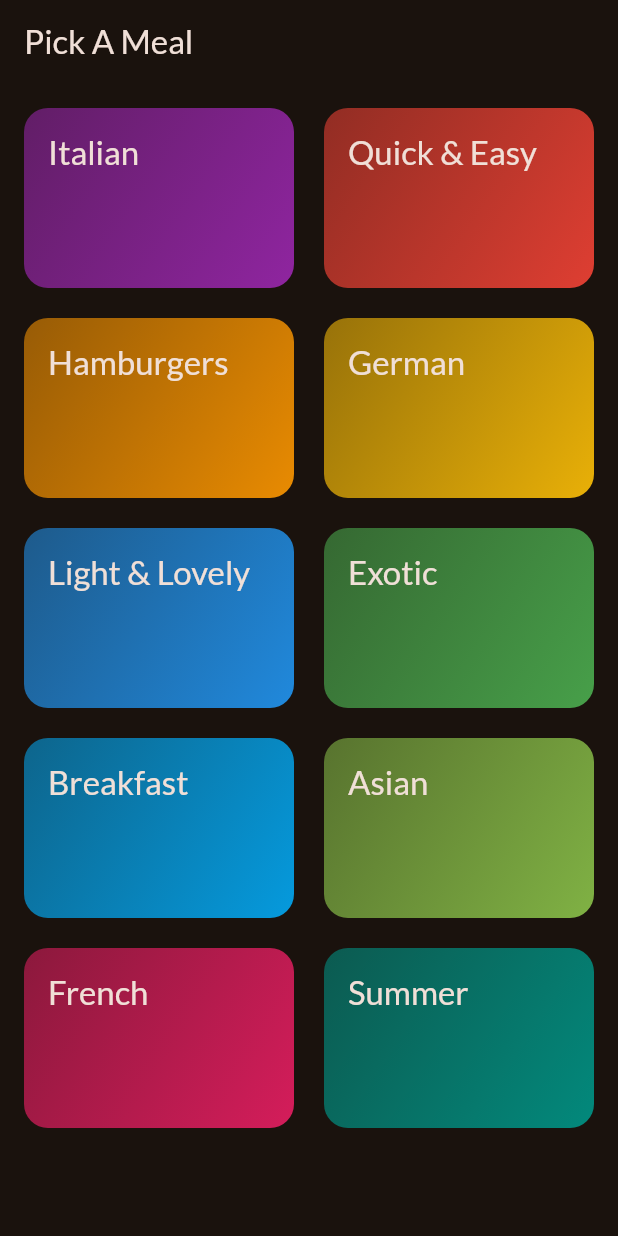
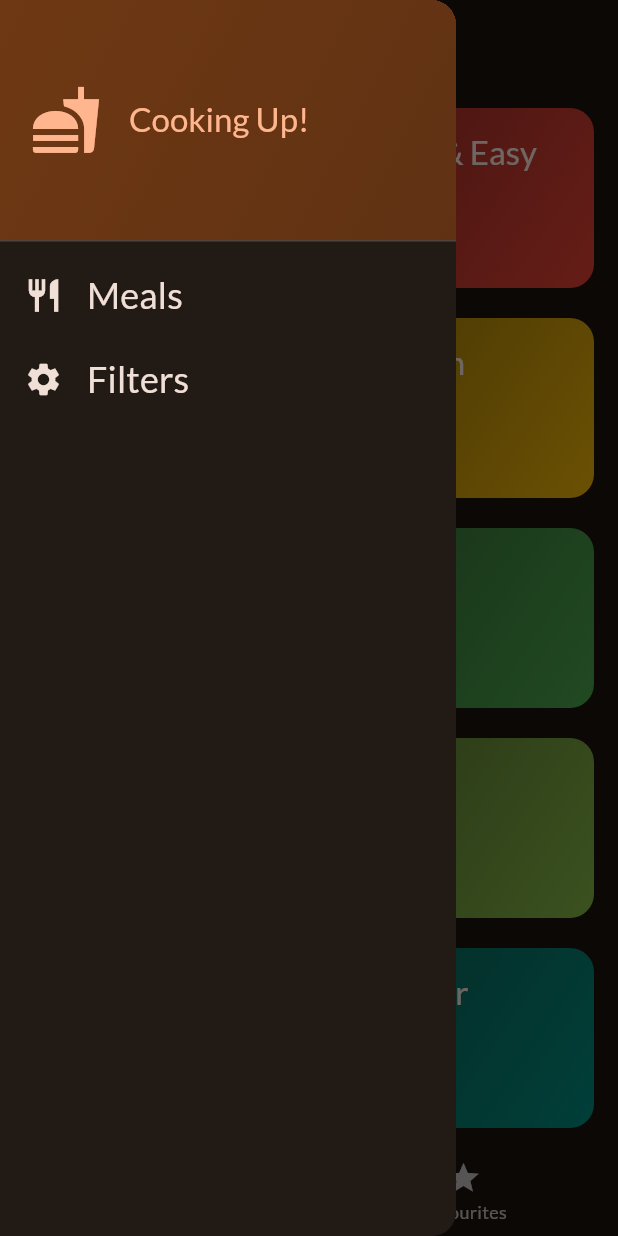
Before and after one commit to Vaish1809/Meals-App, a Flutter app: the screen it shows after launch, with the side drawer open (before the commit the screen has no drawer), on a phone screen of 412 x 824 dp. Run offline on Flutter 3.47's test engine with Material 2 defaults, Android fonts, the phone set to English and light mode, and no system bars; our stand-ins replace google_fonts, transparent_image.

Commit message:
next commit

```diff
--- a/lib/main.dart
+++ b/lib/main.dart
@@ -3,6 +3,7 @@ import 'package:flutter/material.dart';
 import 'package:google_fonts/google_fonts.dart';
 
 import 'package:meals_app/screens/categories.dart';
+import 'package:meals_app/screens/tabs.dart';
 
 
 
@@ -26,7 +27,7 @@ class App extends StatelessWidget {
   Widget build(BuildContext context) {
     return MaterialApp(
       theme: theme,
-      home: const CategoriesScreen()
+      home: const TabsScreen()
 
     );
   }
--- a/lib/screens/categories.dart
+++ b/lib/screens/categories.dart
@@ -1,34 +1,42 @@
 //category screen
 import 'package:flutter/material.dart';
 import 'package:meals_app/data/dummy_data.dart';
+import 'package:meals_app/models/meal.dart';
 import 'package:meals_app/screens/meals.dart';
 import 'package:meals_app/widgets/category_grid_item.dart';
 import 'package:meals_app/models/category.dart';
 
 class CategoriesScreen extends StatelessWidget {
-  const CategoriesScreen({super.key});
+  const CategoriesScreen({super.key, required this.onToggleFavourite,required this.availableMeals});
+  final void Function(Meal meal) onToggleFavourite;
+  final List<Meal> availableMeals;
 //we generally created a function like this in stateful widget where the ui changes
 //but here we dont change the ui but we add a scren or navigate to another screen
   void _selectCategory(BuildContext context, Category category) {
 //to navigate screen use Navigator.push its just like screens in stack push will add screen and pop will remove the screen
 // Navigator.push(context, route)//here it wants context which is available when we use stateful widget but here its not available therefore we pass a buildcontext
     //to fetch all meals belonging to certain category which is clicked and disply tht dynamically
-    final filteredMeals = dummyMeals
+    final filteredMeals = availableMeals
         .where((meal) => meal.categories.contains(category.id))
         .toList();
 
     Navigator.of(context).push(MaterialPageRoute(
-      builder: (ctx) =>  MealsScreen(meals: filteredMeals, title: category.title),
+      builder: (ctx) => MealsScreen(
+          meals: filteredMeals,
+          title: category.title,
+          onToggleFavourite: onToggleFavourite),
     ));
   }
 
   @override
   Widget build(BuildContext context) {
-    return Scaffold(
-      appBar: AppBar(
-        title: const Text("Pick A Meal"),
-      ),
-      body: GridView(
+    //when we did this we got two appbar for one screen so remove
+    // return Scaffold(
+    //   appBar: AppBar(
+    //     title: const Text("Pick A Meal"),
+    //   ),
+    // body: GridView(/
+    return GridView(
       padding: const EdgeInsets.all(16),
       gridDelegate: const SliverGridDelegateWithFixedCrossAxisCount(
         // creates a grid with fixed no of columns
@@ -47,7 +55,6 @@ class CategoriesScreen extends StatelessWidget {
             },
           )
       ],
-      ),
     );
   }
 }
--- /dev/null
+++ b/lib/screens/tabs.dart
@@ -0,0 +1,133 @@
+//this is for the navbar
+//it loads screens as other  screens in embedded screens
+//used to update screen
+
+import 'package:flutter/material.dart';
+import 'package:meals_app/data/dummy_data.dart';
+import 'package:meals_app/models/meal.dart';
+import 'package:meals_app/screens/categories.dart';
+import 'package:meals_app/screens/meals.dart';
+import 'package:meals_app/widgets/filters.dart';
+import 'package:meals_app/widgets/main_drawer.dart';
+ const kInitialFilters =
+ {
+    Filter.glutenFree: false,
+    Filter.lactoseFree: false,
+    Filter.vegan: false,
+    Filter.vegetarian: false,
+  };
+class TabsScreen extends StatefulWidget {
+  const TabsScreen({super.key});
+
+  @override
+  State<TabsScreen> createState() {
+    return _TabsScreenState();
+  }
+}
+
+class _TabsScreenState extends State<TabsScreen> {
+  //here we say tht the categroies index is 0 and the favourites index is 1
+  int _selectedPageIndex = 0;
+  void _selectPage(int index) {
+    setState(() {
+      _selectedPageIndex = index;
+    });
+  }
+
+  //get the list of favourite meals
+  final List<Meal> _favouriteMeals = [];
+  //whenever any filter is choosen we need to update these paramaeters
+  Map<Filter,bool> _selectedFilters = kInitialFilters;
+//to show a snackbar if the meal is added or not
+  void _showInfoMessage(String message) {
+    ScaffoldMessenger.of(context).clearSnackBars();
+    ScaffoldMessenger.of(context).showSnackBar(SnackBar(
+      content: Text(message),
+    ));
+  }
+
+  void _toggleMealFavouriteStatus(Meal meal) {
+    final isExisting = _favouriteMeals.contains(meal);
+    if (isExisting) {
+      setState(() {
+        _favouriteMeals.add(meal);
+        _showInfoMessage('Meal is no longer a favourite ');
+      });
+    } else {
+      setState(() {
+        _favouriteMeals.remove(meal);
+        _showInfoMessage('meal is favourite');
+      });
+    }
+  }
+
+  void _setScreen(String identifier) async {
+    Navigator.of(context).pop();
+    if (identifier == 'Filters') {
+       final result = await Navigator.of(context)
+          .push<Map<Filter, bool>>(MaterialPageRoute(builder: (ctx) => FiltersScreen(currentFilters: _selectedFilters,)
+          )
+          );
+       //_selectedFilters = result;
+       //this will just store the values but we also wantt to upate or run the build method again so tht the selected filters are applied on the categories
+    setState(() {
+      _selectedFilters = result ?? kInitialFilters ;
+    });
+    }
+
+    /// else{//we r already in the tabs screen so we jsut want to close
+    // Navigator.of(context).pop();
+    // }
+  }
+
+  @override
+  Widget build(BuildContext context) {
+    final availableMeals = dummyMeals.where((meal){
+      //chk if the my filter for gluten free is false then shpw all meals which doesnt contain gluten thereofre return false
+      if(_selectedFilters[Filter.glutenFree]! && !meal.isGlutenFree){
+        return false;
+      }
+      if(_selectedFilters[Filter.lactoseFree]! && !meal.isLactoseFree){
+        return false;
+      }
+      if(_selectedFilters[Filter.vegan]! && !meal.isVegan){
+        return false;
+      }
+      if(_selectedFilters[Filter.vegetarian]! && !meal.isVegetarian){
+        return false;
+      }
+      return true; //if any of the conditions not met return all meals
+    }).toList();
+    Widget activePage = CategoriesScreen(
+      onToggleFavourite: _toggleMealFavouriteStatus,
+      availableMeals: availableMeals,
+    );
+    var activePageTitle = 'Categories';
+
+    if (_selectedPageIndex == 1) {
+      activePage = MealsScreen(
+        meals: _favouriteMeals,
+        onToggleFavourite: _toggleMealFavouriteStatus,
+      );
+      activePageTitle = "your favourites";
+    }
+
+    return Scaffold(
+      appBar: AppBar(
+        title: Text(activePageTitle),
+      ),
+      drawer: MainDrawer(onSelectScreen: _setScreen),
+      body: activePage,
+      bottomNavigationBar: BottomNavigationBar(
+        //to highlight which tab is  selected
+        currentIndex: _selectedPageIndex,
+        onTap: _selectPage,
+        items: const [
+          BottomNavigationBarItem(
+              icon: Icon(Icons.set_meal), label: "Categories"),
+          BottomNavigationBarItem(icon: Icon(Icons.star), label: "Favourites"),
+        ],
+      ),
+    );
+  }
+}
--- /dev/null
+++ b/lib/widgets/main_drawer.dart
@@ -0,0 +1,82 @@
+
+import 'package:flutter/material.dart';
+
+class MainDrawer extends StatelessWidget {
+  const MainDrawer({super.key,required this.onSelectScreen});
+final void Function(String identifier) onSelectScreen;
+  @override
+  Widget build(BuildContext context) {
+    return Drawer(
+      child: Column(
+        children: [
+          DrawerHeader(//just like appbar on screen
+            padding: const EdgeInsets.all(20),
+            decoration: BoxDecoration(
+              gradient: LinearGradient(
+                colors: [
+                  Theme.of(context).colorScheme.primaryContainer,
+                  Theme.of(context)
+                      .colorScheme
+                      .primaryContainer
+                      .withOpacity(0.8),
+                ],
+                begin: Alignment.topLeft,
+                end: Alignment.bottomRight,
+              ),
+            ),
+            child: Row(
+              children: [
+                Icon(
+                  Icons.fastfood,
+                  size: 48,
+                  color: Theme.of(context).colorScheme.primary,
+                ),
+                const SizedBox(width: 18),
+                Text(
+                  'Cooking Up!',
+                  style: Theme.of(context).textTheme.titleLarge!.copyWith(
+                        color: Theme.of(context).colorScheme.primary,
+                      ),
+                ),
+              ],
+            ),
+          ),
+          ListTile(//when we want to output a list
+            leading: Icon(//icons alonh with text
+              Icons.restaurant,
+              size: 26,
+              color: Theme.of(context).colorScheme.onBackground,
+            ),
+            title: Text(
+              'Meals',
+              style: Theme.of(context).textTheme.titleSmall!.copyWith(
+                    color: Theme.of(context).colorScheme.onBackground,
+                    fontSize: 24,
+                  ),
+            ),
+            onTap: () {
+              onSelectScreen('Meals');
+            },
+          ),
+          ListTile(
+            leading: Icon(
+              Icons.settings,
+              size: 26,
+              color: Theme.of(context).colorScheme.onBackground,
+            ),
+            title: Text(
+              'Filters',
+              style: Theme.of(context).textTheme.titleSmall!.copyWith(
+                    color: Theme.of(context).colorScheme.onBackground,
+                    fontSize: 24,
+                  ),
+            ),
+            onTap: () {
+              onSelectScreen('Filters');
+            },
+          ),
+        ],
+      ),
+    );
+  }
+}
--- a/lib/widgets/meal_item_trait.dart
+++ b/lib/widgets/meal_item_trait.dart
@@ -24,7 +24,7 @@ class MealItemTrait extends StatelessWidget {
       ),
       Text(
         label,
-        style: TextStyle(color: Colors.white),
+        style: const TextStyle(color: Colors.white),
       ),
     ]);
   }
--- a/pubspec.yaml
+++ b/pubspec.yaml
@@ -37,6 +37,7 @@ dependencies:
   cupertino_icons: ^1.0.2
   google_fonts: ^4.0.4
   transparent_image: ^2.0.1
+  riverpod: ^2.3.6
 
 dev_dependencies:
   flutter_test:
```
Also changed, not shown: lib/screens/meal_details.dart (+75 -0 lines), lib/screens/meals.dart (+9 -4 lines), lib/widgets/filters.dart (added, +162 -0 lines), lib/widgets/meal_item.dart (+6 -2 lines), pubspec.lock. Lines whose indentation alone changed are shown as unchanged.
